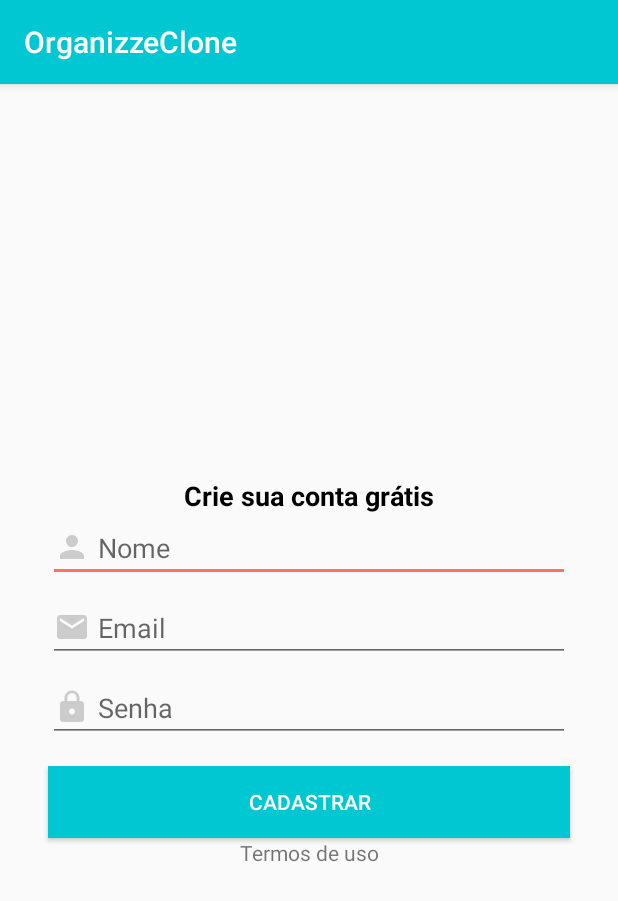
After one commit to FerreirinhaJean/cursoAndroid, an Android app: the CadastroActivity screen opened directly, with no data from a screen before it, on a phone screen of 412 x 824 dp. The commit adds this screen. Shown: the top 901 px of the screen. Run offline under Robolectric (Android 15) with nearby library versions, the phone set to English and light mode, and no system bars; our stand-ins replace Firebase (no records; nobody signed in at launch, a user with empty details on screens opened directly).

Commit message:
App Organizze - Tratamento de exceções de cadastro

```diff
--- a/AppOrganizze/app/src/main/AndroidManifest.xml
+++ b/AppOrganizze/app/src/main/AndroidManifest.xml
@@ -9,7 +9,11 @@
         android:roundIcon="@mipmap/ic_launcher_round"
         android:supportsRtl="true"
         android:theme="@style/AppTheme">
-        <activity android:name=".MainActivity" android:theme="@style/Theme.Intro">
+        <activity android:name=".activity.CadastroActivity"></activity>
+        <activity android:name=".activity.LoginActivity" />
+        <activity
+            android:name=".activity.MainActivity"
+            android:theme="@style/Theme.Intro">
             <intent-filter>
                 <action android:name="android.intent.action.MAIN" />
 
--- /dev/null
+++ b/AppOrganizze/app/src/main/java/com/example/organizzeclone/activity/CadastroActivity.java
@@ -0,0 +1,96 @@
+package com.example.organizzeclone.activity;
+
+import androidx.annotation.NonNull;
+import androidx.appcompat.app.AppCompatActivity;
+
+import android.os.Bundle;
+import android.util.Log;
+import android.view.View;
+import android.widget.Button;
+import android.widget.EditText;
+import android.widget.Toast;
+
+import com.example.organizzeclone.R;
+import com.example.organizzeclone.config.ConfiguracaoFireBase;
+import com.example.organizzeclone.model.Usuario;
+import com.google.android.gms.tasks.OnCompleteListener;
+import com.google.android.gms.tasks.Task;
+import com.google.firebase.auth.AuthResult;
+import com.google.firebase.auth.FirebaseAuth;
+import com.google.firebase.auth.FirebaseAuthInvalidCredentialsException;
+import com.google.firebase.auth.FirebaseAuthUserCollisionException;
+import com.google.firebase.auth.FirebaseAuthWeakPasswordException;
+
+public class CadastroActivity extends AppCompatActivity {
+
+    private EditText etNome, etSenha, etEmail;
+    private Button btnCadastrar;
+    private FirebaseAuth autenticacao;
+
+    @Override
+    protected void onCreate(Bundle savedInstanceState) {
+        super.onCreate(savedInstanceState);
+        setContentView(R.layout.activity_cadastro);
+
+        etNome = findViewById(R.id.etNome);
+        etSenha = findViewById(R.id.etSenha);
+        etEmail = findViewById(R.id.etEmail);
+        btnCadastrar = findViewById(R.id.btnCadastrar);
+
+        btnCadastrar.setOnClickListener(new View.OnClickListener() {
+            @Override
+            public void onClick(View v) {
+                String nome = etNome.getText().toString();
+                String email = etEmail.getText().toString();
+                String senha = etSenha.getText().toString();
+
+                if (!nome.isEmpty()) {
+                    if (!email.isEmpty()) {
+                        if (!senha.isEmpty()) {
+                            Usuario usuario = new Usuario(nome, email, senha);
+                            cadastrarUsuario(usuario);
+                        } else {
+                            Toast.makeText(CadastroActivity.this, "Preencha a senha!", Toast.LENGTH_SHORT).show();
+                        }
+                    } else {
+                        Toast.makeText(CadastroActivity.this, "Preecha o email!", Toast.LENGTH_SHORT).show();
+                    }
+                } else {
+                    Toast.makeText(CadastroActivity.this, "Preencha o nome!", Toast.LENGTH_SHORT).show();
+                }
+
+            }
+        });
+    }
+
+    public void cadastrarUsuario(Usuario usuario) {
+
+        autenticacao = ConfiguracaoFireBase.getFireBaseAutenticacao();
+        autenticacao.createUserWithEmailAndPassword(
+                usuario.getEmail(), usuario.getSenha()
+        ).addOnCompleteListener(this, new OnCompleteListener<AuthResult>() {
+            @Override
+            public void onComplete(@NonNull Task<AuthResult> task) {
+                if (task.isSuccessful()) {
+                    Toast.makeText(CadastroActivity.this, "Sucesso ao cadastrar usuário!", Toast.LENGTH_SHORT).show();
+                } else {
+                    String excecao = "";
+                    try {
+                        throw task.getException();
+                    } catch (FirebaseAuthWeakPasswordException e) {
+                        excecao = "Digite uma senha mais forte!";
+                    } catch (FirebaseAuthInvalidCredentialsException e) {
+                        excecao = "Por favor, digite um email válido";
+                    } catch (FirebaseAuthUserCollisionException e) {
+                        excecao = "Essa conta já foi cadastrada!";
+                    } catch (Exception e) {
+                        excecao = "Erro ao cadastrar usuário: " + e.getMessage();
+                        e.printStackTrace();
+                    }
+                    Toast.makeText(CadastroActivity.this, excecao, Toast.LENGTH_SHORT).show();
+                }
+            }
+        });
+
+    }
+}
--- /dev/null
+++ b/AppOrganizze/app/src/main/res/drawable/ic_cadeado_cinza_24dp.xml
@@ -0,0 +1,9 @@
+<vector xmlns:android="http://schemas.android.com/apk/res/android"
+        android:width="24dp"
+        android:height="24dp"
+        android:viewportWidth="24.0"
+        android:viewportHeight="24.0">
+    <path
+        android:fillColor="#cccccc"
+        android:pathData="M18,8h-1L17,6c0,-2.76 -2.24,-5 -5,-5S7,3.24 7,6v2L6,8c-1.1,0 -2,0.9 -2,2v10c0,1.1 0.9,2 2,2h12c1.1,0 2,-0.9 2,-2L20,10c0,-1.1 -0.9,-2 -2,-2zM12,17c-1.1,0 -2,-0.9 -2,-2s0.9,-2 2,-2 2,0.9 2,2 -0.9,2 -2,2zM15.1,8L8.9,8L8.9,6c0,-1.71 1.39,-3.1 3.1,-3.1 1.71,0 3.1,1.39 3.1,3.1v2z"/>
+</vector>
--- /dev/null
+++ b/AppOrganizze/app/src/main/res/drawable/ic_email_cinza_24dp.xml
@@ -0,0 +1,9 @@
+<vector xmlns:android="http://schemas.android.com/apk/res/android"
+        android:width="24dp"
+        android:height="24dp"
+        android:viewportWidth="24.0"
+        android:viewportHeight="24.0">
+    <path
+        android:fillColor="#cccccc"
+        android:pathData="M20,4L4,4c-1.1,0 -1.99,0.9 -1.99,2L2,18c0,1.1 0.9,2 2,2h16c1.1,0 2,-0.9 2,-2L22,6c0,-1.1 -0.9,-2 -2,-2zM20,8l-8,5 -8,-5L4,6l8,5 8,-5v2z"/>
+</vector>
--- /dev/null
+++ b/AppOrganizze/app/src/main/res/drawable/ic_pessoa_cinza.xml
@@ -0,0 +1,9 @@
+<vector xmlns:android="http://schemas.android.com/apk/res/android"
+        android:width="24dp"
+        android:height="24dp"
+        android:viewportWidth="24.0"
+        android:viewportHeight="24.0">
+    <path
+        android:fillColor="#cccccc"
+        android:pathData="M12,12c2.21,0 4,-1.79 4,-4s-1.79,-4 -4,-4 -4,1.79 -4,4 1.79,4 4,4zM12,14c-2.67,0 -8,1.34 -8,4v2h16v-2c0,-2.66 -5.33,-4 -8,-4z"/>
+</vector>
--- /dev/null
+++ b/AppOrganizze/app/src/main/res/layout/activity_cadastro.xml
@@ -0,0 +1,106 @@
+<?xml version="1.0" encoding="utf-8"?>
+<androidx.constraintlayout.widget.ConstraintLayout xmlns:android="http://schemas.android.com/apk/res/android"
+    xmlns:app="http://schemas.android.com/apk/res-auto"
+    xmlns:tools="http://schemas.android.com/tools"
+    android:layout_width="match_parent"
+    android:layout_height="match_parent"
+    tools:context=".activity.CadastroActivity">
+
+    <TextView
+        android:id="@+id/textView6"
+        android:layout_width="wrap_content"
+        android:layout_height="wrap_content"
+        android:layout_marginTop="16dp"
+        android:text="Crie sua conta grátis"
+        android:textColor="@android:color/black"
+        android:textSize="18sp"
+        android:textStyle="bold"
+        app:layout_constraintBottom_toTopOf="@+id/etNome"
+        app:layout_constraintEnd_toEndOf="parent"
+        app:layout_constraintStart_toStartOf="parent"
+        app:layout_constraintTop_toTopOf="parent"
+        app:layout_constraintVertical_chainStyle="packed" />
+
+    <EditText
+        android:id="@+id/etNome"
+        android:layout_width="0dp"
+        android:layout_height="wrap_content"
+        android:layout_marginStart="32dp"
+        android:layout_marginLeft="32dp"
+        android:layout_marginEnd="32dp"
+        android:layout_marginRight="32dp"
+        android:layout_marginBottom="8dp"
+        android:drawableLeft="@drawable/ic_pessoa_cinza"
+        android:drawablePadding="5dp"
+        android:ems="10"
+        android:hint="Nome"
+        android:inputType="textPersonName"
+        app:layout_constraintBottom_toTopOf="@+id/etEmail"
+        app:layout_constraintEnd_toEndOf="parent"
+        app:layout_constraintStart_toStartOf="parent"
+        app:layout_constraintTop_toBottomOf="@+id/textView6" />
+
+    <EditText
+        android:id="@+id/etEmail"
+        android:layout_width="0dp"
+        android:layout_height="wrap_content"
+        android:layout_marginStart="32dp"
+        android:layout_marginLeft="32dp"
+        android:layout_marginEnd="32dp"
+        android:layout_marginRight="32dp"
+        android:layout_marginBottom="8dp"
+        android:drawableLeft="@drawable/ic_email_cinza_24dp"
+        android:drawablePadding="5dp"
+        android:ems="10"
+        android:hint="Email"
+        android:inputType="textEmailAddress"
+        app:layout_constraintBottom_toTopOf="@+id/etSenha"
+        app:layout_constraintEnd_toEndOf="parent"
+        app:layout_constraintStart_toStartOf="parent"
+        app:layout_constraintTop_toBottomOf="@+id/etNome" />
+
+    <EditText
+        android:id="@+id/etSenha"
+        android:layout_width="0dp"
+        android:layout_height="wrap_content"
+        android:layout_marginStart="32dp"
+        android:layout_marginLeft="32dp"
+        android:layout_marginEnd="32dp"
+        android:layout_marginRight="32dp"
+        android:drawableLeft="@drawable/ic_cadeado_cinza_24dp"
+        android:drawablePadding="5dp"
+        android:ems="10"
+        android:hint="Senha"
+        android:inputType="textPassword"
+        app:layout_constraintBottom_toTopOf="@+id/btnCadastrar"
+        app:layout_constraintEnd_toEndOf="parent"
+        app:layout_constraintStart_toStartOf="parent"
+        app:layout_constraintTop_toBottomOf="@+id/etEmail" />
+
+    <Button
+        android:id="@+id/btnCadastrar"
+        android:layout_width="0dp"
+        android:layout_height="wrap_content"
+        android:layout_marginStart="32dp"
+        android:layout_marginLeft="32dp"
+        android:layout_marginTop="16dp"
+        android:layout_marginEnd="32dp"
+        android:layout_marginRight="32dp"
+        android:background="@color/colorPrimary"
+        android:text="Cadastrar"
+        android:textColor="@android:color/white"
+        app:layout_constraintBottom_toTopOf="@+id/textView7"
+        app:layout_constraintEnd_toEndOf="parent"
+        app:layout_constraintStart_toStartOf="parent"
+        app:layout_constraintTop_toBottomOf="@+id/etSenha" />
+
+    <TextView
+        android:id="@+id/textView7"
+        android:layout_width="wrap_content"
+        android:layout_height="wrap_content"
+        android:text="Termos de uso"
+        app:layout_constraintBottom_toBottomOf="parent"
+        app:layout_constraintEnd_toEndOf="parent"
+        app:layout_constraintStart_toStartOf="parent"
+        app:layout_constraintTop_toBottomOf="@+id/btnCadastrar" />
+</androidx.constraintlayout.widget.ConstraintLayout>
--- a/AppOrganizze/app/src/main/res/layout/activity_main.xml
+++ b/AppOrganizze/app/src/main/res/layout/activity_main.xml
@@ -4,4 +4,4 @@
     xmlns:tools="http://schemas.android.com/tools"
     android:layout_width="match_parent"
     android:layout_height="match_parent"
-    tools:context=".MainActivity"/>
+    tools:context=".activity.MainActivity"/>
--- a/AppOrganizze/app/src/main/res/values/colors.xml
+++ b/AppOrganizze/app/src/main/res/values/colors.xml
@@ -1,6 +1,6 @@
 <?xml version="1.0" encoding="utf-8"?>
 <resources>
-    <color name="colorPrimary">#008577</color>
-    <color name="colorPrimaryDark">#00574B</color>
-    <color name="colorAccent">#D81B60</color>
+    <color name="colorPrimary">#01c7d2</color>
+    <color name="colorPrimaryDark">#00b2bc</color>
+    <color name="colorAccent">#ff706a</color>
 </resources>
```
Also changed, not shown: AppOrganizze/app/src/main/java/com/example/organizzeclone/activity/LoginActivity.java (added, +16 -0 lines), AppOrganizze/app/src/main/java/com/example/organizzeclone/activity/MainActivity.java (renamed from AppOrganizze/app/src/main/java/com/example/organizzeclone/MainActivity.java, +25 -5 lines), AppOrganizze/app/src/main/java/com/example/organizzeclone/config/ConfiguracaoFireBase.java (added, +15 -0 lines), AppOrganizze/app/src/main/java/com/example/organizzeclone/model/Usuario.java (added, +42 -0 lines), AppOrganizze/app/src/main/res/layout/activity_login.xml (added, +77 -0 lines), AppOrganizze/app/src/main/res/layout/intro_cadastro.xml (added, +70 -0 lines).
